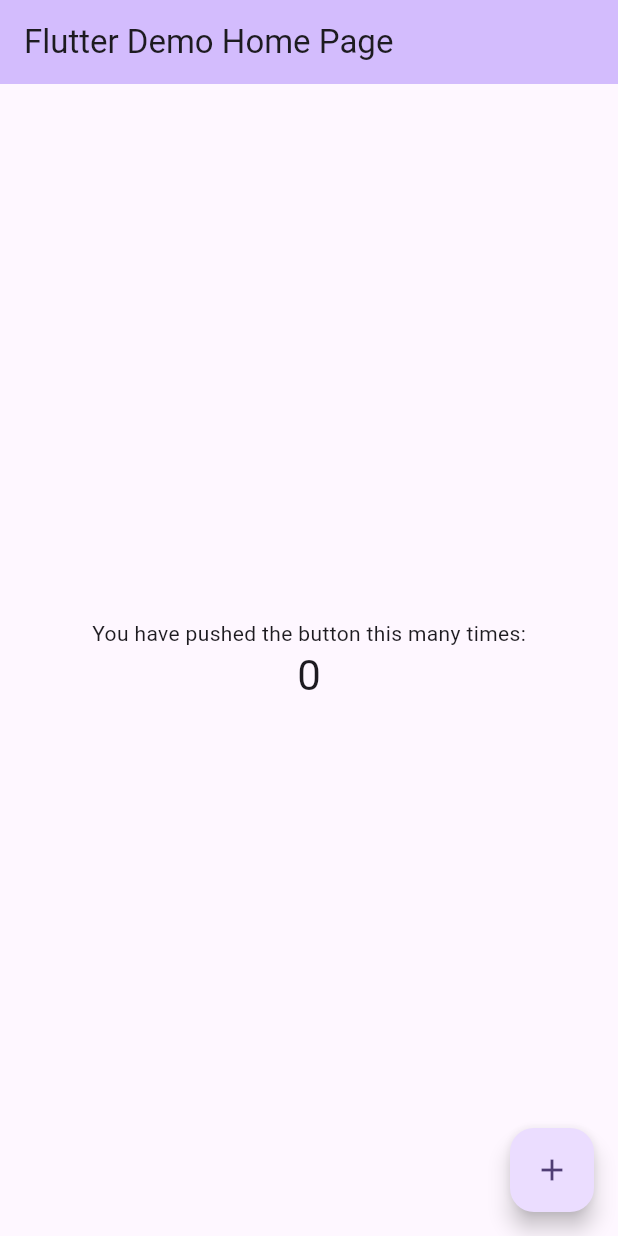
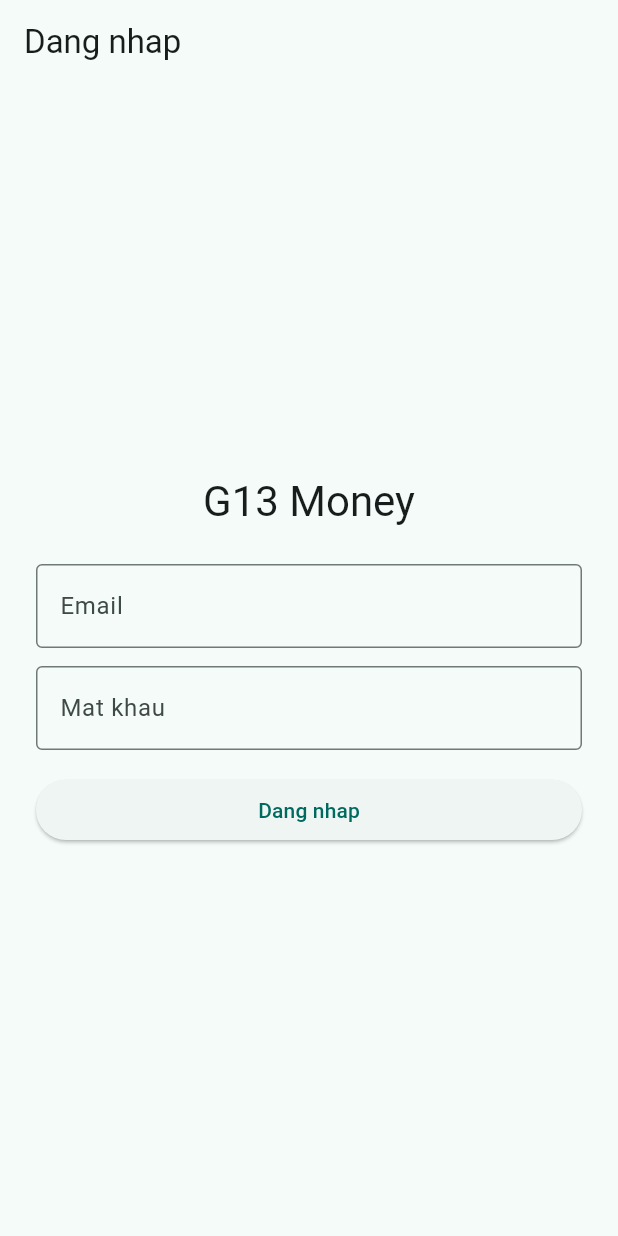
Before and after one commit to Haidp2005/G13Money, a Flutter app: the screen it shows after launch, on a phone screen of 412 x 824 dp. Run offline on Flutter 3.47's test engine with Material 3 defaults, Android fonts, the phone set to English and light mode, and no system bars.

Commit message:
Sửa lại khung

```diff
--- a/lib/app/app.dart
+++ b/lib/app/app.dart
@@ -1,2 +1,35 @@
-// lib/app/app.dart
-// TODO: App widget and bootstrap (MaterialApp)
+import 'package:flutter/material.dart';
+
+import 'routes.dart';
+
+class ExpenseManagerApp extends StatelessWidget {
+	const ExpenseManagerApp({super.key});
+
+	@override
+	Widget build(BuildContext context) {
+		return MaterialApp(
+			title: 'G13 Money',
+			debugShowCheckedModeBanner: false,
+			theme: ThemeData(
+				colorScheme: ColorScheme.fromSeed(seedColor: Colors.teal),
+				useMaterial3: true,
+			),
+			initialRoute: AppRoutes.login,
+			routes: AppRoutes.map,
+		);
+	}
+}
+
+class HomePlaceholderPage extends StatelessWidget {
+	const HomePlaceholderPage({super.key});
+
+	@override
+	Widget build(BuildContext context) {
+		return Scaffold(
+			appBar: AppBar(title: const Text('Trang chinh')),
+			body: const Center(
+				child: Text('Man hinh chinh tam thoi (sau dang nhap)'),
+			),
+		);
+	}
+}
--- a/lib/app/routes.dart
+++ b/lib/app/routes.dart
@@ -1,2 +1,14 @@
-// lib/app/routes.dart
-// TODO: Define named routes for app navigation
+import 'package:flutter/material.dart';
+
+import '../features/auth/ui/login_page.dart';
+import 'app.dart';
+
+abstract final class AppRoutes {
+	static const String login = '/login';
+	static const String home = '/home';
+
+	static final Map<String, WidgetBuilder> map = {
+		login: (context) => const LoginPage(),
+		home: (context) => const HomePlaceholderPage(),
+	};
+}
--- /dev/null
+++ b/lib/features/auth/auth.dart
@@ -0,0 +1 @@
+export 'ui/login_page.dart';
--- /dev/null
+++ b/lib/features/auth/ui/login_page.dart
@@ -0,0 +1,53 @@
+import 'package:flutter/material.dart';
+
+class LoginPage extends StatelessWidget {
+  const LoginPage({super.key});
+
+  @override
+  Widget build(BuildContext context) {
+    return Scaffold(
+      appBar: AppBar(title: const Text('Dang nhap')),
+      body: Center(
+        child: ConstrainedBox(
+          constraints: const BoxConstraints(maxWidth: 420),
+          child: Padding(
+            padding: const EdgeInsets.all(24),
+            child: Column(
+              mainAxisAlignment: MainAxisAlignment.center,
+              crossAxisAlignment: CrossAxisAlignment.stretch,
+              children: [
+                Text(
+                  'G13 Money',
+                  textAlign: TextAlign.center,
+                  style: Theme.of(context).textTheme.headlineMedium,
+                ),
+                const SizedBox(height: 24),
+                const TextField(
+                  decoration: InputDecoration(
+                    labelText: 'Email',
+                    border: OutlineInputBorder(),
+                  ),
+                ),
+                const SizedBox(height: 12),
+                const TextField(
+                  obscureText: true,
+                  decoration: InputDecoration(
+                    labelText: 'Mat khau',
+                    border: OutlineInputBorder(),
+                  ),
+                ),
+                const SizedBox(height: 16),
+                ElevatedButton(
+                  onPressed: () {
+                    Navigator.pushReplacementNamed(context, '/home');
+                  },
+                  child: const Text('Dang nhap'),
+                ),
+              ],
+            ),
+          ),
+        ),
+      ),
+    );
+  }
+}
--- a/lib/main.dart
+++ b/lib/main.dart
@@ -1,122 +1,7 @@
 import 'package:flutter/material.dart';
 
+import 'app/app.dart';
+
 void main() {
-  runApp(const MyApp());
+  runApp(const ExpenseManagerApp());
 }
-
-class MyApp extends StatelessWidget {
-  const MyApp({super.key});
-
-  // This widget is the root of your application.
-  @override
-  Widget build(BuildContext context) {
-    return MaterialApp(
-      title: 'Flutter Demo',
-      theme: ThemeData(
-        // This is the theme of your application.
-        //
-        // TRY THIS: Try running your application with "flutter run". You'll see
-        // the application has a purple toolbar. Then, without quitting the app,
-        // try changing the seedColor in the colorScheme below to Colors.green
-        // and then invoke "hot reload" (save your changes or press the "hot
-        // reload" button in a Flutter-supported IDE, or press "r" if you used
-        // the command line to start the app).
-        //
-        // Notice that the counter didn't reset back to zero; the application
-        // state is not lost during the reload. To reset the state, use hot
-        // restart instead.
-        //
-        // This works for code too, not just values: Most code changes can be
-        // tested with just a hot reload.
-        colorScheme: .fromSeed(seedColor: Colors.deepPurple),
-      ),
-      home: const MyHomePage(title: 'Flutter Demo Home Page'),
-    );
-  }
-}
-
-class MyHomePage extends StatefulWidget {
-  const MyHomePage({super.key, required this.title});
-
-  // This widget is the home page of your application. It is stateful, meaning
-  // that it has a State object (defined below) that contains fields that affect
-  // how it looks.
-
-  // This class is the configuration for the state. It holds the values (in this
-  // case the title) provided by the parent (in this case the App widget) and
-  // used by the build method of the State. Fields in a Widget subclass are
-  // always marked "final".
-
-  final String title;
-
-  @override
-  State<MyHomePage> createState() => _MyHomePageState();
-}
-
-class _MyHomePageState extends State<MyHomePage> {
-  int _counter = 0;
-
-  void _incrementCounter() {
-    setState(() {
-      // This call to setState tells the Flutter framework that something has
-      // changed in this State, which causes it to rerun the build method below
-      // so that the display can reflect the updated values. If we changed
-      // _counter without calling setState(), then the build method would not be
-      // called again, and so nothing would appear to happen.
-      _counter++;
-    });
-  }
-
-  @override
-  Widget build(BuildContext context) {
-    // This method is rerun every time setState is called, for instance as done
-    // by the _incrementCounter method above.
-    //
-    // The Flutter framework has been optimized to make rerunning build methods
-    // fast, so that you can just rebuild anything that needs updating rather
-    // than having to individually change instances of widgets.
-    return Scaffold(
-      appBar: AppBar(
-        // TRY THIS: Try changing the color here to a specific color (to
-        // Colors.amber, perhaps?) and trigger a hot reload to see the AppBar
-        // change color while the other colors stay the same.
-        backgroundColor: Theme.of(context).colorScheme.inversePrimary,
-        // Here we take the value from the MyHomePage object that was created by
-        // the App.build method, and use it to set our appbar title.
-        title: Text(widget.title),
-      ),
-      body: Center(
-        // Center is a layout widget. It takes a single child and positions it
-        // in the middle of the parent.
-        child: Column(
-          // Column is also a layout widget. It takes a list of children and
-          // arranges them vertically. By default, it sizes itself to fit its
-          // children horizontally, and tries to be as tall as its parent.
-          //
-          // Column has various properties to control how it sizes itself and
-          // how it positions its children. Here we use mainAxisAlignment to
-          // center the children vertically; the main axis here is the vertical
-          // axis because Columns are vertical (the cross axis would be
-          // horizontal).
-          //
-          // TRY THIS: Invoke "debug painting" (choose the "Toggle Debug Paint"
-          // action in the IDE, or press "p" in the console), to see the
-          // wireframe for each widget.
-          mainAxisAlignment: .center,
-          children: [
-            const Text('You have pushed the button this many times:'),
-            Text(
-              '$_counter',
-              style: Theme.of(context).textTheme.headlineMedium,
-            ),
-          ],
-        ),
-      ),
-      floatingActionButton: FloatingActionButton(
-        onPressed: _incrementCounter,
-        tooltip: 'Increment',
-        child: const Icon(Icons.add),
-      ),
-    );
-  }
-}
```
Also changed, not shown: 1 other file.
